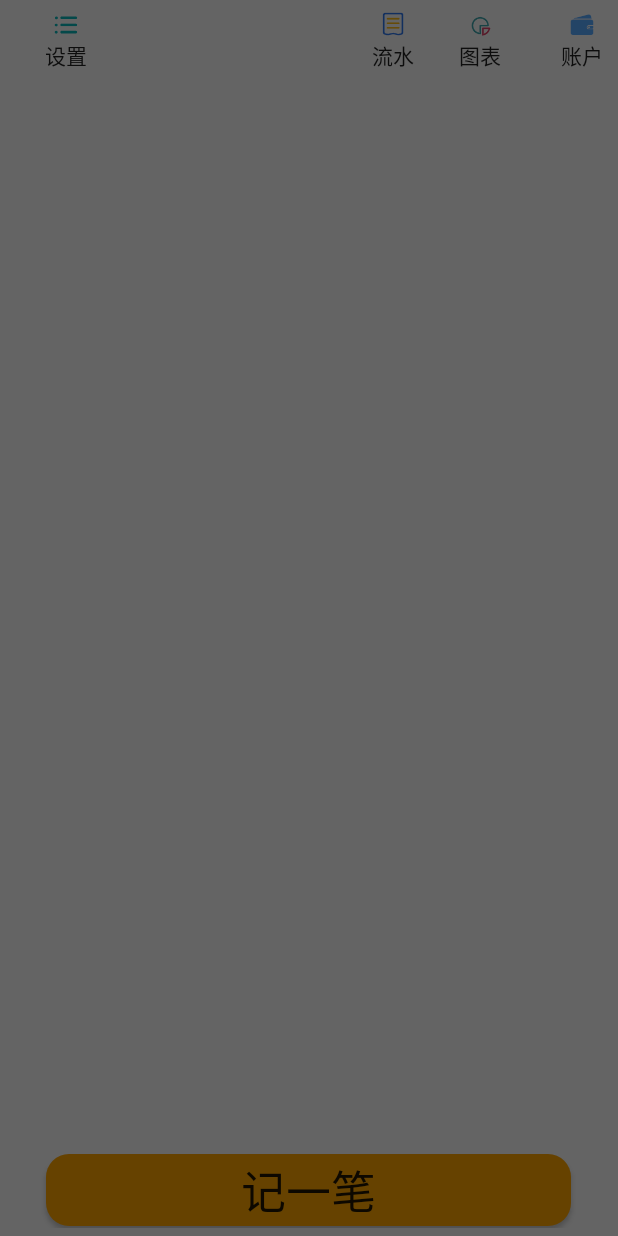
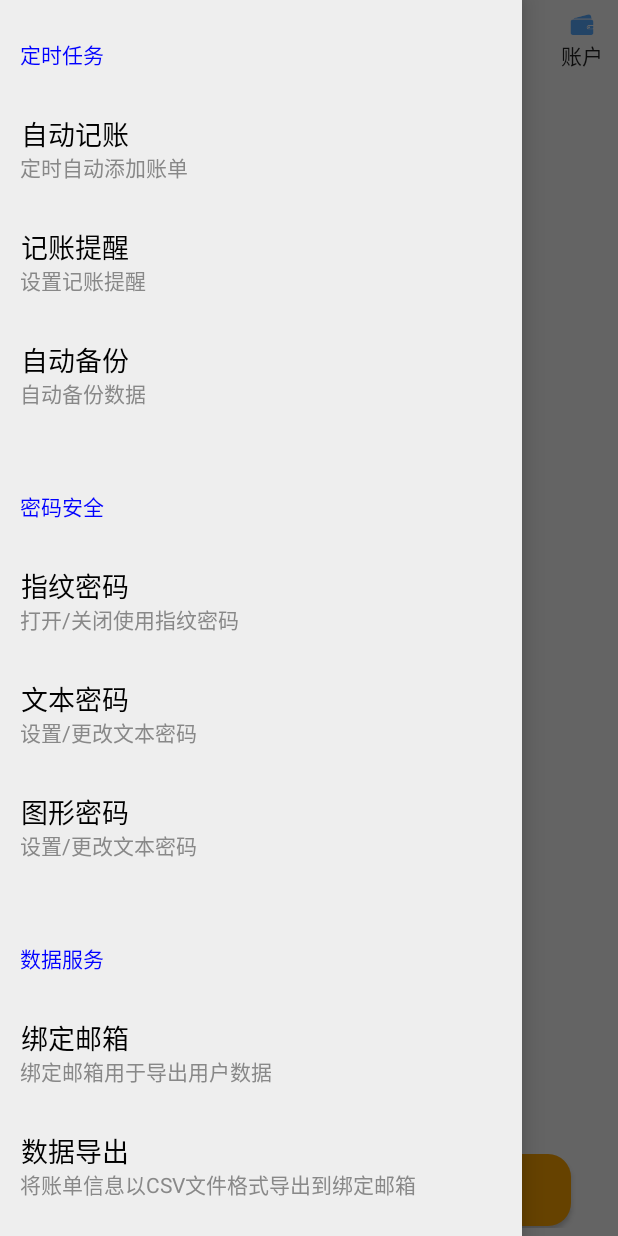
Before and after one commit to qzlong/AccountBook, an Android app: the screen it shows after launch (MainActivity), with the side drawer open, on a phone screen of 412 x 824 dp. Run offline under Robolectric (Android 15) with nearby library versions, the phone set to English and light mode, and no system bars; libraries missing offline, so code that uses them is left out: org.litepal, org.litepal.annotation, org.litepal.crud; 3 statements that could not run were skipped.

Commit message:
V0.9.5 整合了设计页面

```diff
--- a/app/src/main/java/com/example/accountbook/MainActivity.java
+++ b/app/src/main/java/com/example/accountbook/MainActivity.java
@@ -3,6 +3,8 @@ package com.example.accountbook;
 import androidx.appcompat.app.AppCompatActivity;
 import androidx.core.view.GravityCompat;
 import androidx.drawerlayout.widget.DrawerLayout;
+import androidx.recyclerview.widget.LinearLayoutManager;
+import androidx.recyclerview.widget.RecyclerView;
 
 import android.content.Intent;
 import android.content.SharedPreferences;
@@ -16,6 +18,7 @@ import android.widget.Toast;
 import org.litepal.LitePal;
 
 import java.util.ArrayList;
+import java.util.List;
 
 public class MainActivity extends AppCompatActivity implements View.OnClickListener{
     private DrawerLayout mDrawerLayout;
@@ -23,11 +26,18 @@ public class MainActivity extends AppCompatActivity implements View.OnClickListe
     private Button btn_insititute;
     private Button btn_setting;
     private Button btn_keepaccount;
+    private List<Option> optionList = new ArrayList<>();
     @Override
     protected void onCreate(Bundle savedInstanceState) {
         super.onCreate(savedInstanceState);
         setContentView(R.layout.activity_main);
         initView();
+        initOptions();
+        RecyclerView recyclerView = (RecyclerView)findViewById(R.id.recycler_view);
+        LinearLayoutManager layoutManager = new LinearLayoutManager(this);
+        recyclerView.setLayoutManager(layoutManager);
+        OptionAdapter adapter = new OptionAdapter(optionList);
+        recyclerView.setAdapter(adapter);
         setButtonListener();
         SharedPreferences sharedPreferences = this.getSharedPreferences("first_launch",MODE_PRIVATE);
         boolean isFirstLaunch = sharedPreferences.getBoolean("isFirstLaunch",true);
@@ -41,6 +51,39 @@ public class MainActivity extends AppCompatActivity implements View.OnClickListe
             editor.apply();
         //}
     }
+
+    private void initOptions() {
+        optionList.clear();
+        Option option1 = new Option(" ","    定时任务");
+        optionList.add(option1);
+        Option option2 = new Option("   自动记账","    定时自动添加账单");
+        optionList.add(option2);
+        Option option3 = new Option("   记账提醒","    设置记账提醒");
+        optionList.add(option3);
+        Option option4 = new Option("   自动备份","    自动备份数据");
+        optionList.add(option4);
+        Option option5 = new Option(" ","    密码安全");
+        optionList.add(option5);
+        Option option6 = new Option("   指纹密码","    打开/关闭使用指纹密码");
+        optionList.add(option6);
+        Option option7 = new Option("   文本密码","    设置/更改文本密码");
+        optionList.add(option7);
+        Option option8 = new Option("   图形密码","    设置/更改文本密码");
+        optionList.add(option8);
+        Option option9 = new Option(" ","    数据服务");
+        optionList.add(option9);
+        Option option10 = new Option("   绑定邮箱","    绑定邮箱用于导出用户数据");
+        optionList.add(option10);
+        Option option11 = new Option("   数据导出","    将账单信息以CSV文件格式导出到绑定邮箱");
+        optionList.add(option11);
+        Option option12 = new Option("   数据导入","    以CSV文件格式将账单信息导入APP");
+        optionList.add(option12);
+        Option option13 = new Option(" ","    其他设置");
+        optionList.add(option13);
+        Option option14 = new Option("   清空账单","    删除所有账单信息");
+        optionList.add(option14);
+    }
+
     private void initView() {
         mDrawerLayout = (DrawerLayout)findViewById(R.id.drawer_layout);
         btn_graphanalysis = (Button) findViewById(R.id.btn_graph_analysis);
--- /dev/null
+++ b/app/src/main/java/com/example/accountbook/Option.java
@@ -0,0 +1,17 @@
+
+package com.example.accountbook;
+
+public class Option {
+    private String aboveText;
+    private String belowText;
+    public Option(String aboveText, String belowText){
+        this.aboveText = aboveText;
+        this.belowText = belowText;
+    }
+    public String getAboveText(){
+        return aboveText;
+    }
+    public String getBelowText(){
+        return belowText;
+    }
+}
--- /dev/null
+++ b/app/src/main/java/com/example/accountbook/OptionAdapter.java
@@ -0,0 +1,103 @@
+package com.example.accountbook;
+
+import android.content.Intent;
+import android.graphics.Color;
+import android.util.Log;
+import android.view.LayoutInflater;
+import android.view.View;
+import android.view.ViewGroup;
+import android.widget.TextView;
+import android.widget.Toast;
+
+import androidx.recyclerview.widget.RecyclerView;
+
+import java.util.List;
+
+public class OptionAdapter extends RecyclerView.Adapter<OptionAdapter.ViewHolder>{
+    private List<Option> mOptionList;
+    static class ViewHolder extends RecyclerView.ViewHolder{
+        View optionView;
+        TextView aboveText;
+        TextView belowText;
+        public ViewHolder(View view){
+            super(view);
+            optionView = view;
+            aboveText = (TextView)view.findViewById(R.id.aboveText);
+            belowText = (TextView)view.findViewById(R.id.belowText);
+        }
+    }
+    public OptionAdapter(List<Option> optionList){
+        mOptionList = optionList;
+    }
+
+    @Override
+    public ViewHolder onCreateViewHolder(ViewGroup parent, int viewType){
+        View view = LayoutInflater.from(parent.getContext())
+                .inflate(R.layout.option_layout, parent, false);
+        final ViewHolder holder = new ViewHolder(view);
+        holder.optionView.setOnClickListener(new View.OnClickListener() {
+            @Override
+            public void onClick(View v) {
+                int position = holder.getAdapterPosition();
+                Click(v,position);
+            }
+        });
+        return holder;
+    }
+
+    public void Click(View v, int position){
+        switch (position){
+            case 1: //自动记账
+                //点击示例
+                Toast.makeText(v.getContext(),"自动记账",Toast.LENGTH_SHORT).show();
+                Intent intent = new Intent(v.getContext(),ChartAnalysis.class);
+                v.getContext().startActivity(intent);
+                break;
+            case 2: //记账提醒
+                Toast.makeText(v.getContext(),"记账提醒",Toast.LENGTH_SHORT).show();
+                break;
+            case 3: //自动备份
+                Toast.makeText(v.getContext(),"自动备份",Toast.LENGTH_SHORT).show();
+                break;
+            case 5: //指纹密码
+                Toast.makeText(v.getContext(),"指纹密码",Toast.LENGTH_SHORT).show();
+                break;
+            case 6: //文本密码
+                Toast.makeText(v.getContext(),"文本密码",Toast.LENGTH_SHORT).show();
+                break;
+            case 7: //图形密码
+                Toast.makeText(v.getContext(),"图形密码",Toast.LENGTH_SHORT).show();
+                break;
+            case 9: //绑定邮箱
+                Toast.makeText(v.getContext(),"绑定邮箱",Toast.LENGTH_SHORT).show();
+                break;
+            case 10: //数据导出
+                Toast.makeText(v.getContext(),"数据导出",Toast.LENGTH_SHORT).show();
+                break;
+            case 11: //数据导入
+                Toast.makeText(v.getContext(),"数据导入",Toast.LENGTH_SHORT).show();
+                break;
+            case 13: //清空账单
+                Toast.makeText(v.getContext(),"清空账单",Toast.LENGTH_SHORT).show();
+                break;
+            default:
+        }
+    }
+    @Override
+    public void onBindViewHolder(ViewHolder holder,int position){
+        Option option = mOptionList.get(position);
+        holder.aboveText.setText(option.getAboveText());
+        holder.aboveText.setTextColor(Color.BLACK);
+        holder.belowText.setText(option.getBelowText());
+        holder.belowText.setTextColor(Color.GRAY);
+        if(option.getAboveText().equals(" ")){
+            Log.d("OptionAdapter", option.getAboveText()+option.getBelowText());
+            holder.belowText.setTextColor(Color.BLUE);
+        }
+    }
+
+    @Override
+    public int getItemCount(){
+        return mOptionList.size();
+    }
+}
--- a/app/src/main/res/layout/activity_main.xml
+++ b/app/src/main/res/layout/activity_main.xml
@@ -1,6 +1,5 @@
 <?xml version="1.0" encoding="utf-8"?>
 <androidx.drawerlayout.widget.DrawerLayout xmlns:android="http://schemas.android.com/apk/res/android"
-    xmlns:tools="http://schemas.android.com/tools"
     android:id="@+id/drawer_layout"
     android:layout_width="match_parent"
     android:layout_height="match_parent">
@@ -82,7 +81,11 @@
     <LinearLayout
         android:layout_width="match_parent"
         android:layout_height="match_parent"
+        android:background="#EEEEEE"
         android:layout_gravity="start">
-
+        <androidx.recyclerview.widget.RecyclerView
+            android:id="@+id/recycler_view"
+            android:layout_width="match_parent"
+            android:layout_height="match_parent" />
     </LinearLayout>
 </androidx.drawerlayout.widget.DrawerLayout>
--- /dev/null
+++ b/app/src/main/res/layout/option_layout.xml
@@ -0,0 +1,17 @@
+<?xml version="1.0" encoding="utf-8"?>
+<LinearLayout xmlns:android="http://schemas.android.com/apk/res/android"
+    android:orientation="vertical"
+    android:layout_width="match_parent"
+    android:layout_height="wrap_content">
+    <TextView
+        android:id="@+id/aboveText"
+        android:layout_width="match_parent"
+        android:layout_height="25dp"
+        android:textSize="18dp"
+        android:textColor="#000"/>
+    <TextView
+        android:id="@+id/belowText"
+        android:layout_width="match_parent"
+        android:layout_height="50dp"
+        android:textSize="14dp" />
+</LinearLayout>
```
